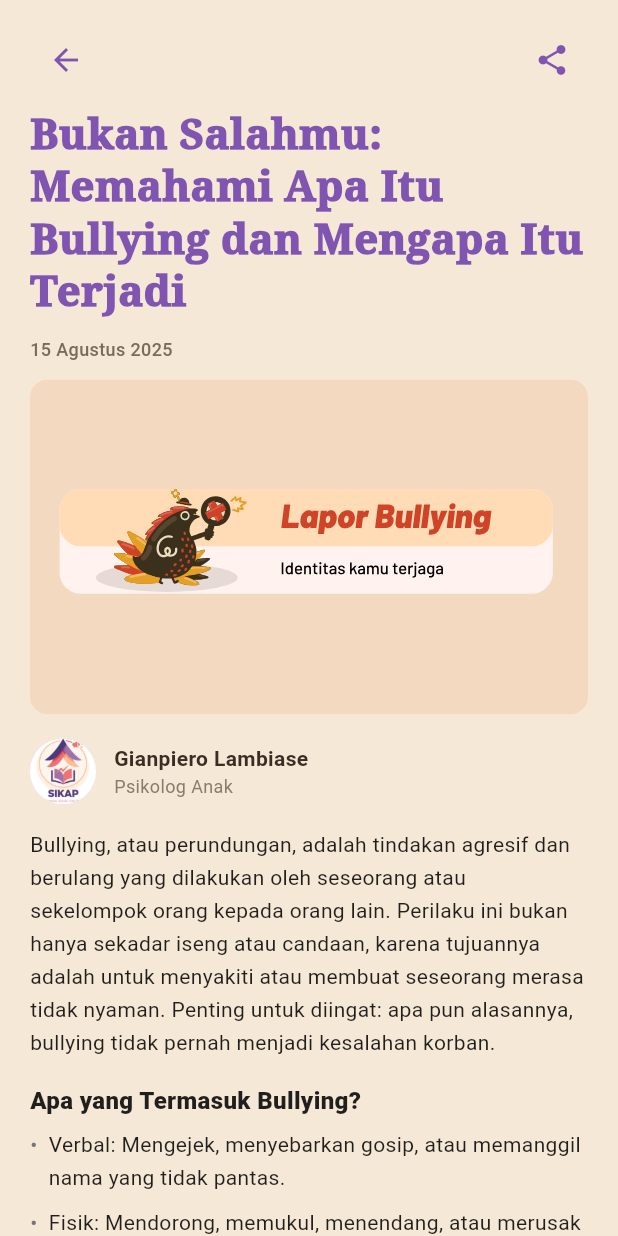
After one commit to MBD-LIDM/SIKAP-frontend, a Flutter app: the ArtikelBullyingDetailPage screen opened directly, on a phone screen of 412 x 824 dp. The commit adds this screen. Run offline on Flutter 3.47's test engine with Material 3 defaults, Android fonts, the phone set to English and light mode, and no system bars; our stand-ins replace flutter_svg, google_fonts; project files that could hold a hidden picture were left out.

Commit message:
Added dummy artikel demonstration (and pubspec)

```diff
--- /dev/null
+++ b/lib/features/wellbeing_resources/presentation/pages/artikel_bullying_detail_page.dart
@@ -0,0 +1,196 @@
+import 'package:flutter/material.dart';
+import 'package:flutter_svg/flutter_svg.dart';
+
+class ArtikelBullyingDetailPage extends StatelessWidget {
+  const ArtikelBullyingDetailPage({super.key});
+
+  @override
+  Widget build(BuildContext context) {
+    return Scaffold(
+      backgroundColor: const Color(0xFFF5E8D6),
+      body: SafeArea(
+        child: Center(
+          child: ConstrainedBox(
+            constraints: const BoxConstraints(maxWidth: 820),
+            child: SingleChildScrollView(
+              child: Padding(
+                padding: const EdgeInsets.symmetric(horizontal: 20.0, vertical: 16),
+                child: Column(
+                  crossAxisAlignment: CrossAxisAlignment.start,
+                  children: [
+                    // Top bar
+                    Row(
+                      children: [
+                        IconButton(
+                          onPressed: () => Navigator.of(context).pop(),
+                          icon: const Icon(Icons.arrow_back, color: Color(0xFF7F55B1)),
+                        ),
+                        const Spacer(),
+                        IconButton(
+                          onPressed: () {
+                            ScaffoldMessenger.of(context).showSnackBar(
+                              const SnackBar(content: Text('Fitur bagikan akan segera hadir')),
+                            );
+                          },
+                          icon: const Icon(Icons.share, color: Color(0xFF7F55B1)),
+                        ),
+                      ],
+                    ),
+                    const SizedBox(height: 8),
+
+                    // Title
+                    const Text(
+                      'Bukan Salahmu: Memahami Apa Itu Bullying dan Mengapa Itu Terjadi',
+                      style: TextStyle(
+                        fontSize: 28,
+                        fontWeight: FontWeight.w900,
+                        color: Color(0xFF7F55B1),
+                        height: 1.25,
+                        fontFamily: 'serif',
+                      ),
+                    ),
+                    const SizedBox(height: 12),
+
+                    const Text(
+                      '15 Agustus 2025',
+                      style: TextStyle(
+                        fontSize: 12,
+                        color: Color(0xFF7A6C57),
+                        fontWeight: FontWeight.w500,
+                      ),
+                    ),
+                    const SizedBox(height: 12),
+
+                    // Illustration card
+                    ClipRRect(
+                      borderRadius: BorderRadius.circular(12),
+                      child: Container(
+                        width: double.infinity,
+                        color: const Color(0xFFF3D9BF),
+                        padding: const EdgeInsets.all(16),
+                        child: AspectRatio(
+                          aspectRatio: 16 / 9,
+                          child: SvgPicture.asset(
+                            'assets/images/lapor_bullying.svg',
+                            fit: BoxFit.contain,
+                            allowDrawingOutsideViewBox: true,
+                          ),
+                        ),
+                      ),
+                    ),
+                    const SizedBox(height: 16),
+
+                    // Author row
+                    Row(
+                      children: [
+                        const CircleAvatar(
+                          radius: 22,
+                          backgroundImage: AssetImage('assets/icons/sikap_icon.jpg'),
+                        ),
+                        const SizedBox(width: 12),
+                        Column(
+                          crossAxisAlignment: CrossAxisAlignment.start,
+                          children: const [
+                            Text(
+                              'Gianpiero Lambiase',
+                              style: TextStyle(
+                                fontSize: 14,
+                                fontWeight: FontWeight.w700,
+                                color: Color(0xFF3A2E24),
+                              ),
+                            ),
+                            Text(
+                              'Psikolog Anak',
+                              style: TextStyle(
+                                fontSize: 12,
+                                color: Color(0xFF8A7B6A),
+                              ),
+                            ),
+                          ],
+                        ),
+                      ],
+                    ),
+                    const SizedBox(height: 16),
+
+                    // Article content
+                    const Text(
+                      'Bullying, atau perundungan, adalah tindakan agresif dan berulang yang dilakukan oleh seseorang atau sekelompok orang kepada orang lain. Perilaku ini bukan hanya sekadar iseng atau candaan, karena tujuannya adalah untuk menyakiti atau membuat seseorang merasa tidak nyaman. Penting untuk diingat: apa pun alasannya, bullying tidak pernah menjadi kesalahan korban.',
+                      style: TextStyle(fontSize: 14, height: 1.6, color: Colors.black87),
+                    ),
+                    const SizedBox(height: 16),
+
+                    const Text(
+                      'Apa yang Termasuk Bullying?',
+                      style: TextStyle(fontSize: 16, fontWeight: FontWeight.w800, color: Colors.black87),
+                    ),
+                    const SizedBox(height: 8),
+
+                    _Bullet(text: 'Verbal: Mengejek, menyebarkan gosip, atau memanggil nama yang tidak pantas.'),
+                    _Bullet(text: 'Fisik: Mendorong, memukul, menendang, atau merusak barang.'),
+                    _Bullet(text: 'Sosial: Mengucilkan dari kelompok atau menyebarkan rumor.'),
+                    _Bullet(text: 'Siber: Mengirim pesan yang mengancam, menyebarkan foto memalukan, atau mengolok-olok di media sosial.'),
+
+                    const SizedBox(height: 16),
+                    const Text(
+                      'Mengapa Bullying Terjadi?',
+                      style: TextStyle(fontSize: 16, fontWeight: FontWeight.w800, color: Colors.black87),
+                    ),
+                    const SizedBox(height: 8),
+                    const Text(
+                      'Bullying bisa terjadi karena banyak faktor, seperti kebutuhan pelaku untuk merasa berkuasa, tekanan dari teman sebaya, atau masalah pribadi yang tidak terselesaikan. Apapun penyebabnya, bullying tidak bisa dibenarkan.',
+                      style: TextStyle(fontSize: 14, height: 1.6, color: Colors.black87),
+                    ),
+
+                    const SizedBox(height: 16),
+                    const Text(
+                      'Apa yang Bisa Kamu Lakukan?',
+                      style: TextStyle(fontSize: 16, fontWeight: FontWeight.w800, color: Colors.black87),
+                    ),
+                    const SizedBox(height: 8),
+                    _Bullet(text: 'Jika kamu menjadi korban: ceritakan pada orang dewasa yang dipercaya.'),
+                    _Bullet(text: 'Jika kamu melihat bullying: bantu dengan cara aman atau laporkan.'),
+                    _Bullet(text: 'Simpan bukti jika terjadi secara online, dan hindari membalas.'),
+
+                    const SizedBox(height: 32),
+                    const Center(
+                      child: Text(
+                        '© 2025 SIKAP. All rights reserved.',
+                        style: TextStyle(fontSize: 12, color: Colors.black54),
+                      ),
+                    ),
+                    const SizedBox(height: 16),
+                  ],
+                ),
+              ),
+            ),
+          ),
+        ),
+      ),
+    );
+  }
+}
+
+class _Bullet extends StatelessWidget {
+  const _Bullet({required this.text});
+
+  final String text;
+
+  @override
+  Widget build(BuildContext context) {
+    return Padding(
+      padding: const EdgeInsets.only(bottom: 8),
+      child: Row(
+        crossAxisAlignment: CrossAxisAlignment.start,
+        children: [
+          const Text('•  ', style: TextStyle(fontSize: 14, height: 1.6)),
+          Expanded(
+            child: Text(
+              text,
+              style: const TextStyle(fontSize: 14, height: 1.6, color: Colors.black87),
+            ),
+          ),
+        ],
+      ),
+    );
+  }
+}
--- a/lib/features/wellbeing_resources/presentation/pages/artikel_info_page.dart
+++ b/lib/features/wellbeing_resources/presentation/pages/artikel_info_page.dart
@@ -1,4 +1,5 @@
 import 'package:flutter/material.dart';
+import 'artikel_bullying_detail_page.dart';
 
 class ArtikelInfoPage extends StatefulWidget {
   const ArtikelInfoPage({super.key});
@@ -134,17 +135,25 @@ class _ArtikelInfoPageState extends State<ArtikelInfoPage> {
                 child: ListView(
                   children: [
                     _buildArticleCard(
+                      title: 'Bukan Salahmu: Memahami Apa Itu Bullying dan Mengapa Itu Terjadi',
+                      category: 'Memahami Bullying',
+                      date: 'Diposting pada 6 Agustus 2025',
+                      illustration: _buildBullyingIllustration(),
+                      onTap: () {
+                        Navigator.push(
+                          context,
+                          MaterialPageRoute(
+                            builder: (context) => const ArtikelBullyingDetailPage(),
+                          ),
+                        );
+                      },
+                    ),
+                    const SizedBox(height: 16),
+                    _buildArticleCard(
                       title: '10 Cara Mengendalikan Stres Saat Sekolah Terasa Berat',
                       category: 'Kesehatan Mental dan Kesejahteraan',
                       date: 'Diposting pada 15 Agustus 2025',
                       illustration: _buildStressIllustration(),
-                    ),
-                    const SizedBox(height: 16),
-                    _buildArticleCard(
-                      title: 'Bukan Salahmu: Memahami Apa Itu Bullying dan Mengapa Itu Terjadi',
-                      category: 'Memahami Bullying',
-                      date: 'Diposting pada 6 Agustus 2025',
-                      illustration: _buildBullyingIllustration(),
                     ),
                     const SizedBox(height: 16),
                     _buildArticleCard(
@@ -170,8 +179,11 @@ class _ArtikelInfoPageState extends State<ArtikelInfoPage> {
     required String category,
     required String date,
     required Widget illustration,
+    VoidCallback? onTap,
   }) {
-    return Container(
+    return GestureDetector(
+      onTap: onTap,
+      child: Container(
       width: double.infinity,
       decoration: BoxDecoration(
         borderRadius: BorderRadius.circular(20),
@@ -250,6 +262,7 @@ class _ArtikelInfoPageState extends State<ArtikelInfoPage> {
         ],
       ),
       ),
+    ),
     );
   }
 
```
Also changed, not shown: pubspec.lock.
